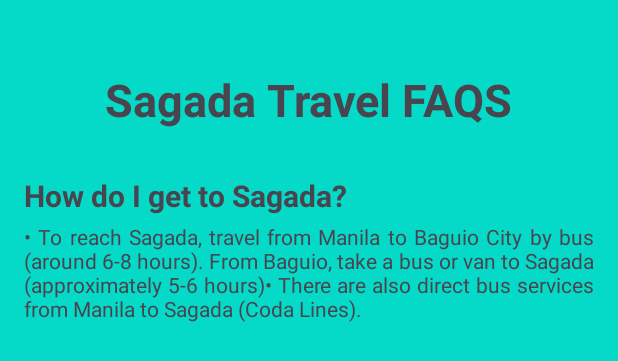
After one commit to dckilli/CC17-3K-The-Four-Guys, an Android app: the layout item_faq.xml on its own in the app's theme, with its tools: preview values and no code run, on a phone screen of 412 x 824 dp. The commit adds this screen. Shown: the top 361 px of the screen. Run offline under Robolectric (Android 15) with nearby library versions, the light colour scheme and no system bars.

Commit message:
Modified File

```diff
--- a/app/build.gradle.kts
+++ b/app/build.gradle.kts
@@ -54,4 +54,5 @@ dependencies {
     implementation(platform(libs.firebase.bom))
     implementation(libs.firebase.analytics)
     implementation(libs.firebase.firestore.ktx)
+
 }
--- /dev/null
+++ b/app/src/main/java/com/example/myapplication3/models/FAQ.kt
@@ -0,0 +1,6 @@
+package com.example.myapplication3.models
+
+data class FAQ(
+    val question: String,
+    val answer: String
+)
--- /dev/null
+++ b/app/src/main/res/layout/item_faq.xml
@@ -0,0 +1,48 @@
+<?xml version="1.0" encoding="utf-8"?>
+
+<ScrollView xmlns:android="http://schemas.android.com/apk/res/android"
+    xmlns:tools="http://schemas.android.com/tools"
+    android:layout_width="match_parent"
+    android:layout_height="match_parent"
+    android:background="@color/background_color">
+
+    <LinearLayout
+        android:id="@+id/faqLayout"
+        android:layout_width="match_parent"
+        android:layout_height="wrap_content"
+        android:orientation="vertical"
+        android:padding="16dp"
+        tools:ignore="RedundantNamespace">
+
+
+        <TextView
+            android:layout_width="wrap_content"
+            android:layout_height="wrap_content"
+            android:layout_gravity="center"
+            android:text="Sagada Travel FAQS"
+            android:textSize="30sp"
+            android:textStyle="bold"
+            android:padding="30dp"
+            tools:ignore="HardcodedText" />
+        <TextView
+            android:id="@+id/questionText"
+            android:layout_width="wrap_content"
+            android:layout_height="wrap_content"
+            android:text="How do I get to Sagada?"
+            android:textSize="20sp"
+            android:textStyle="bold"
+            android:justificationMode="inter_word"
+            tools:ignore="HardcodedText,UnusedAttribute" />
+
+        <TextView
+            android:id="@+id/answerText"
+            android:layout_width="wrap_content"
+            android:layout_height="wrap_content"
+            android:text="• To reach Sagada, travel from Manila to Baguio City by bus (around 6-8 hours). From Baguio, take a bus or van to Sagada (approximately 5-6 hours)• There are also direct bus services from Manila to Sagada (Coda Lines)."
+            android:textSize="14sp"
+            android:layout_marginTop="4dp"
+            android:justificationMode="inter_word"
+            tools:ignore="HardcodedText,UnusedAttribute,VisualLintLongText" />
+
+    </LinearLayout>
+</ScrollView>
--- a/app/src/main/res/values/colors.xml
+++ b/app/src/main/res/values/colors.xml
@@ -6,4 +6,7 @@
     <color name="background_color2">#067BAF</color>
     <color name="primary_color">#003366</color>
     <color name="secondary_color">#66B2FF</color>
+    <color name="faq_question_color">#B3E5FC</color> <!-- Light Blue -->
+    <color name="faq_answer_color">#FFEB3B</color> <!-- Bright Yellow -->
+    <color name="faq_padding_color">#C8E6C9</color> <!-- Light Green -->
 </resources>
--- a/settings.gradle.kts
+++ b/settings.gradle.kts
@@ -21,3 +21,4 @@ dependencyResolutionManagement {
 
 rootProject.name = "My Application 3"
 include(":app")
+include(":app")
```
Also changed, not shown: app/src/main/AndroidManifest.xml (+12 -2 lines), app/src/main/java/com/example/myapplication3/MainActivityFAQs.kt (added, +82 -0 lines), app/src/main/java/com/example/myapplication3/adapters/FAQAdapter.kt (added, +37 -0 lines), app/src/main/res/layout/faq_activity_main.xml (added, +18 -0 lines), 2 other files.
